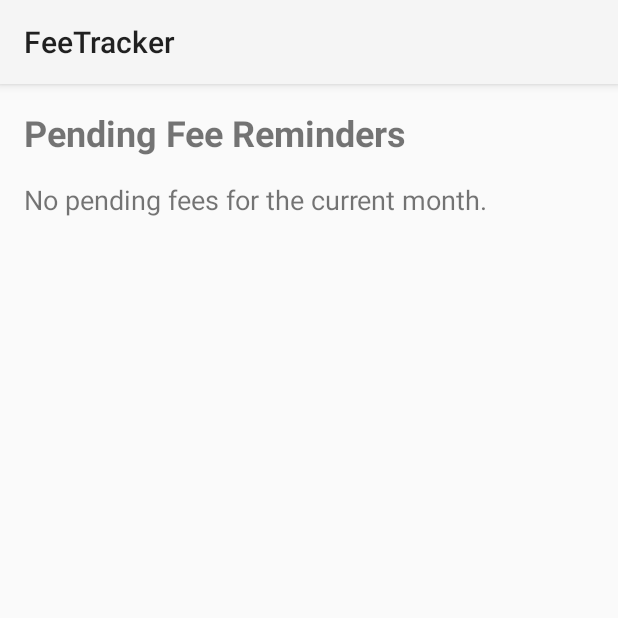
After one commit to ANenterprise-lab/FeeTracker-Android-App, an Android app: the NotificationActivity screen opened directly, with no data from a screen before it, on a phone screen of 412 x 824 dp, the top half of it. The commit adds this screen. Run offline under Robolectric (Android 15) with nearby library versions, the phone set to English and light mode, and no system bars; our stand-ins replace Room's generated code.

Commit message:
Initial commit: Add FeeTracker project files

```diff
--- a/app/src/main/AndroidManifest.xml
+++ b/app/src/main/AndroidManifest.xml
@@ -4,6 +4,8 @@
     <uses-permission android:name="android.permission.POST_NOTIFICATIONS" />
     <uses-permission android:name="android.permission.INTERNET" />
     <uses-permission android:name="android.permission.GET_ACCOUNTS" />
+    <uses-permission android:name="android.permission.WRITE_EXTERNAL_STORAGE" />
+    <uses-permission android:name="android.permission.READ_EXTERNAL_STORAGE" />
     <application
         android:name=".FeeTrackerApplication"
         android:allowBackup="true"
@@ -29,6 +31,9 @@
                 <category android:name="android.intent.category.LAUNCHER" />
             </intent-filter>
         </activity>
+        <activity
+            android:name=".NotificationActivity"
+            android:exported="false" />
     </application>
 
 </manifest>
--- /dev/null
+++ b/app/src/main/java/com/aaloke/feetracker/NotificationActivity.kt
@@ -0,0 +1,45 @@
+package com.aaloke.feetracker
+
+import android.os.Bundle
+import android.widget.TextView
+import androidx.appcompat.app.AppCompatActivity
+import androidx.lifecycle.lifecycleScope
+import kotlinx.coroutines.flow.first
+import kotlinx.coroutines.launch
+import java.util.Calendar
+import java.util.Locale
+
+class NotificationActivity : AppCompatActivity() {
+
+    private val db by lazy { AppDatabase.getDatabase(this) }
+
+    override fun onCreate(savedInstanceState: Bundle?) {
+        super.onCreate(savedInstanceState)
+        setContentView(R.layout.activity_notifications)
+
+        val pendingFeesTextView = findViewById<TextView>(R.id.pendingFeesTextView)
+
+        lifecycleScope.launch {
+            val students = db.appDao().getAllStudents().first()
+            val fees = db.appDao().getAllFees().first()
+
+            val calendar = Calendar.getInstance()
+            val currentMonth = calendar.getDisplayName(Calendar.MONTH, Calendar.LONG, Locale.getDefault())
+            val currentYear = calendar.get(Calendar.YEAR)
+
+            val overdueStudents = students.filter { student ->
+                fees.none { fee ->
+                    fee.studentId == student.id &&
+                            fee.month.equals(currentMonth, ignoreCase = true) &&
+                            fee.year == currentYear
+                }
+            }
+
+            if (overdueStudents.isEmpty()) {
+                pendingFeesTextView.text = "No pending fees for the current month."
+            } else {
+                pendingFeesTextView.text = overdueStudents.joinToString("\n") { "- ${it.name}" }
+            }
+        }
+    }
+}
--- /dev/null
+++ b/app/src/main/res/layout/activity_notifications.xml
@@ -0,0 +1,22 @@
+<?xml version="1.0" encoding="utf-8"?>
+<LinearLayout xmlns:android="http://schemas.android.com/apk/res/android"
+    android:layout_width="match_parent"
+    android:layout_height="match_parent"
+    android:orientation="vertical"
+    android:padding="16dp">
+
+    <TextView
+        android:layout_width="wrap_content"
+        android:layout_height="wrap_content"
+        android:text="Pending Fee Reminders"
+        android:textSize="24sp"
+        android:textStyle="bold" />
+
+    <TextView
+        android:id="@+id/pendingFeesTextView"
+        android:layout_width="match_parent"
+        android:layout_height="wrap_content"
+        android:layout_marginTop="16dp"
+        android:textSize="18sp"
+        android:text="Loading..." />
+</LinearLayout>
```
Also changed, not shown: app/src/main/java/com/aaloke/feetracker/FeeReminderWorker.kt (+23 -13 lines), app/src/main/java/com/aaloke/feetracker/MainActivity.kt (+46 -19 lines), app/src/main/java/com/aaloke/feetracker/StudentAdapter.kt (+25 -6 lines), app/src/main/res/layout/student_item_layout.xml (+2 -10 lines).
